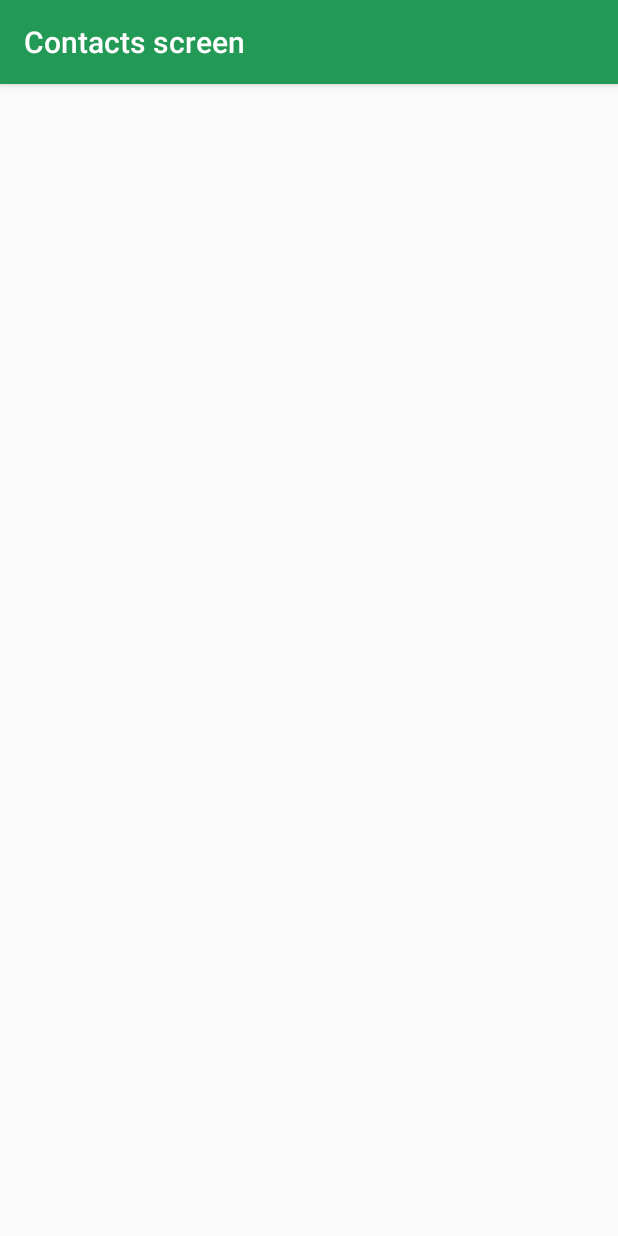
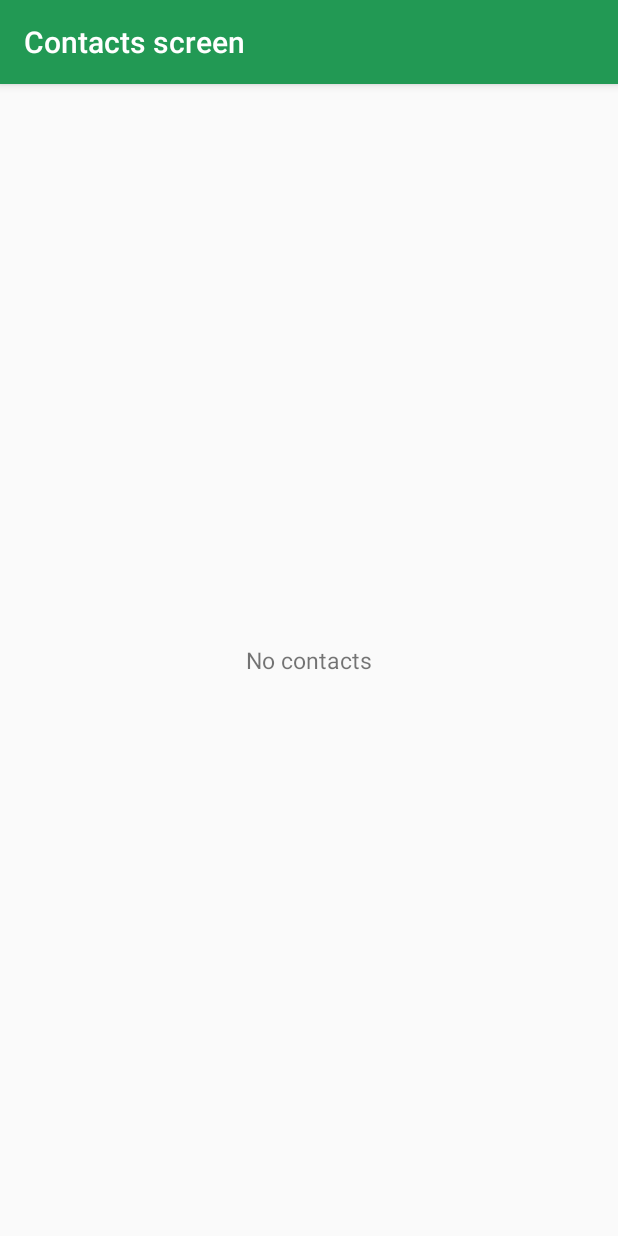
Before and after one commit to thanhlcm90/green-coffee, an Android app: the ContactListActivity screen opened directly, with no data from a screen before it, on a phone screen of 412 x 824 dp. Run offline under Robolectric (Android 15) with nearby library versions, the phone set to English and light mode, and no system bars.

Commit message:
Finished contact list screen tests

```diff
--- a/testapp/src/main/java/com/mauriciotogneri/greencoffee/testapp/activities/ContactListActivity.java
+++ b/testapp/src/main/java/com/mauriciotogneri/greencoffee/testapp/activities/ContactListActivity.java
@@ -8,11 +8,14 @@ import android.view.View;
 import android.widget.AdapterView;
 import android.widget.AdapterView.OnItemClickListener;
 import android.widget.ListView;
+import android.widget.TextView;
 
 import com.mauriciotogneri.greencoffee.testapp.R;
 import com.mauriciotogneri.greencoffee.testapp.adapters.ContactAdapter;
 import com.mauriciotogneri.greencoffee.testapp.database.ContactDatabase;
 import com.mauriciotogneri.greencoffee.testapp.model.Contact;
+
+import java.util.List;
 
 public class ContactListActivity extends AppCompatActivity
 {
@@ -35,9 +38,13 @@ public class ContactListActivity extends AppCompatActivity
         String username = getIntent().getStringExtra(PARAMETER_USERNAME);
 
         ContactDatabase contactDatabase = new ContactDatabase();
+        List<Contact> contacts = contactDatabase.contacts(username);
 
         ListView listView = (ListView) findViewById(R.id.contacts_list);
-        listView.setAdapter(new ContactAdapter(this, contactDatabase.contacts(username)));
+
+        if (!contacts.isEmpty())
+        {
+            listView.setAdapter(new ContactAdapter(this, contacts));
             listView.setOnItemClickListener(new OnItemClickListener()
             {
                 @Override
@@ -48,6 +55,14 @@ public class ContactListActivity extends AppCompatActivity
                 }
             });
         }
+        else
+        {
+            listView.setVisibility(View.GONE);
+
+            TextView labelEmptyList = (TextView) findViewById(R.id.contacts_label_emptyList);
+            labelEmptyList.setVisibility(View.VISIBLE);
+        }
+    }
 
     private void onContactSelected(Contact contact)
     {
--- a/testapp/src/main/res/layout/activity_contacts.xml
+++ b/testapp/src/main/res/layout/activity_contacts.xml
@@ -1,10 +1,8 @@
 <?xml version="1.0" encoding="utf-8"?>
-<LinearLayout
+<FrameLayout
     xmlns:android="http://schemas.android.com/apk/res/android"
     android:layout_width="match_parent"
-    android:layout_height="match_parent"
-    android:gravity="center"
-    android:orientation="vertical">
+    android:layout_height="match_parent">
 
     <ListView
         android:id="@+id/contacts.list"
@@ -13,4 +11,13 @@
         android:divider="#CCCCCC"
         android:dividerHeight="0.5dp" />
 
-</LinearLayout>
+    <TextView
+        android:id="@+id/contacts.label.emptyList"
+        style="@style/widget_textview"
+        android:layout_width="wrap_content"
+        android:layout_height="wrap_content"
+        android:layout_gravity="center"
+        android:text="@string/contacts.emptyList"
+        android:visibility="gone" />
+
+</FrameLayout>
--- a/testapp/src/main/res/values/strings.xml
+++ b/testapp/src/main/res/values/strings.xml
@@ -16,6 +16,7 @@
     <string name="contacts.title">Contacts screen</string>
     <string name="contacts.married.yes">Married</string>
     <string name="contacts.married.no">Not Married</string>
+    <string name="contacts.emptyList">No contacts</string>
 
     <string name="details.title">Details</string>
     <string name="details.contact.name">Name:</string>
```
Also changed, not shown: 1 other file. Lines whose indentation alone changed are shown as unchanged.
